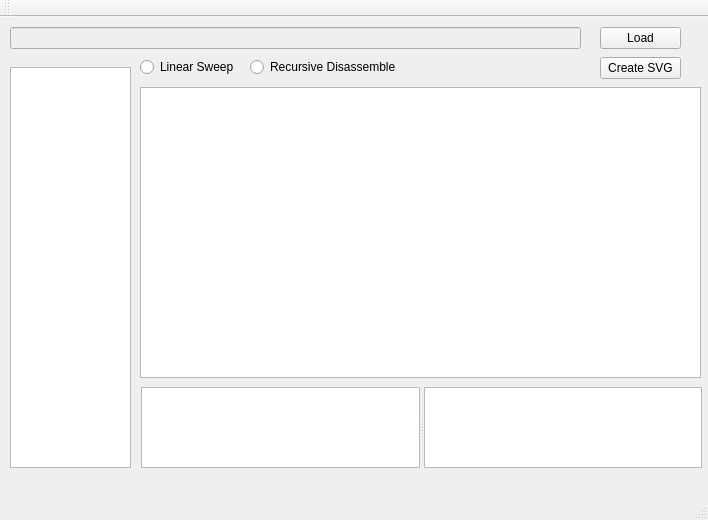
Old version of the form mainwindow.ui in the repository efecanicoz/HeaderParsers.
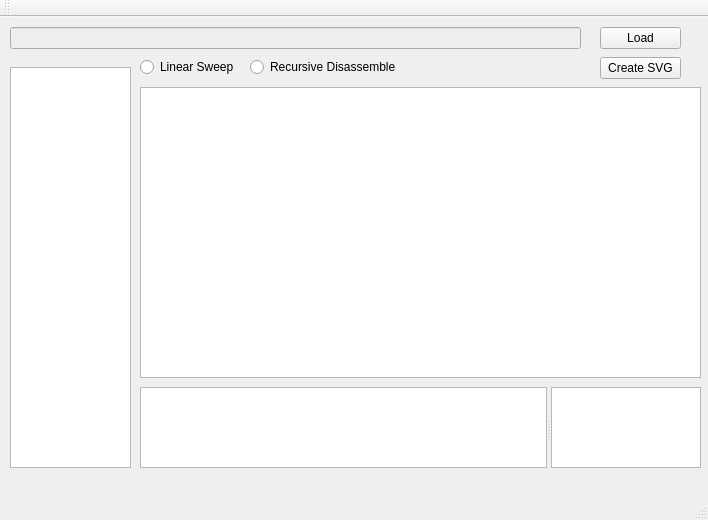
New version of the form.

Commit message: Connected two scroll bars of ascii and hex browsers. also changed this browsers to plain text edit.

```diff
--- a/mainwindow.ui
+++ b/mainwindow.ui
@@ -53,33 +53,6 @@
      <string>Load</string>
     </property>
    </widget>
-   <widget class="QSplitter" name="splitter">
-    <property name="geometry">
-     <rect>
-      <x>141</x>
-      <y>370</y>
-      <width>561</width>
-      <height>81</height>
-     </rect>
-    </property>
-    <property name="orientation">
-     <enum>Qt::Horizontal</enum>
-    </property>
-    <widget class="QTextBrowser" name="hexBrowser">
-     <property name="font">
-      <font>
-       <kerning>false</kerning>
-      </font>
-     </property>
-    </widget>
-    <widget class="QTextBrowser" name="asciiBrowser">
-     <property name="font">
-      <font>
-       <kerning>false</kerning>
-      </font>
-     </property>
-    </widget>
-   </widget>
    <widget class="QPushButton" name="pushButton_2">
     <property name="geometry">
      <rect>
@@ -132,6 +105,28 @@
      <bool>true</bool>
     </property>
    </widget>
+   <widget class="QSplitter" name="splitter">
+    <property name="geometry">
+     <rect>
+      <x>140</x>
+      <y>370</y>
+      <width>561</width>
+      <height>81</height>
+     </rect>
+    </property>
+    <property name="orientation">
+     <enum>Qt::Horizontal</enum>
+    </property>
+    <widget class="QPlainTextEdit" name="hexBrowser"/>
+    <widget class="QPlainTextEdit" name="asciiBrowser">
+     <property name="maximumSize">
+      <size>
+       <width>150</width>
+       <height>16777215</height>
+      </size>
+     </property>
+    </widget>
+   </widget>
   </widget>
   <widget class="QMenuBar" name="menuBar">
    <property name="geometry">
```
The commit also changes 2 other files.
